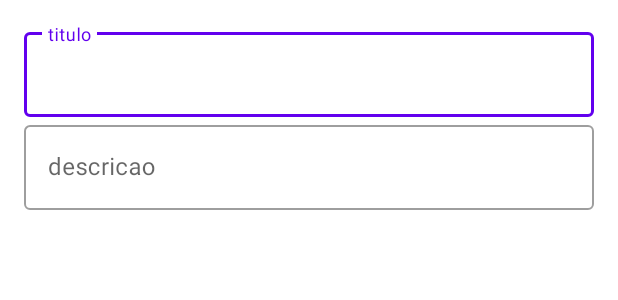
After one commit to lucas-mezencio/application-content-provider, an Android app: the layout note_detail.xml on its own in the app's theme, with its tools: preview values and no code run, on a phone screen of 412 x 824 dp. The commit adds this screen. Shown: the top 300 px of the screen. Run offline under Robolectric (Android 15) with nearby library versions, the phone set to English and light mode, and no system bars.

Commit message:
create note detail fragment layout

```diff
--- /dev/null
+++ b/app/src/main/res/layout/note_detail.xml
@@ -0,0 +1,31 @@
+<?xml version="1.0" encoding="utf-8"?>
+<LinearLayout xmlns:android="http://schemas.android.com/apk/res/android"
+    android:orientation="vertical"
+    android:layout_width="match_parent"
+    android:layout_height="match_parent"
+    android:padding="16dp">
+
+    <com.google.android.material.textfield.TextInputLayout
+        android:layout_width="match_parent"
+        android:layout_height="wrap_content"
+        style="@style/Widget.MaterialComponents.TextInputLayout.OutlinedBox" >
+
+        <EditText
+            android:id="@+id/note_edt_title"
+            android:layout_width="match_parent"
+            android:layout_height="wrap_content"
+            android:hint="@string/note_title_hint" />
+    </com.google.android.material.textfield.TextInputLayout>
+
+    <com.google.android.material.textfield.TextInputLayout
+        android:layout_width="match_parent"
+        android:layout_height="wrap_content"
+        style="@style/Widget.MaterialComponents.TextInputLayout.OutlinedBox">
+
+        <EditText
+            android:id="@+id/note_edt_description"
+            android:layout_width="match_parent"
+            android:layout_height="wrap_content"
+            android:hint="@string/note_description_hint" />
+    </com.google.android.material.textfield.TextInputLayout>
+</LinearLayout>
--- a/app/src/main/res/values/strings.xml
+++ b/app/src/main/res/values/strings.xml
@@ -1,4 +1,6 @@
 <resources>
     <string name="app_name">Application Content Provider</string>
     <string name="note_text_remove">remover</string>
+    <string name="note_title_hint">titulo</string>
+    <string name="note_description_hint">descricao</string>
 </resources>
```
